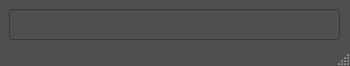
Before: the Qt Designer form CRunner-QT/mainwindow.ui in postman721/CRunner-QT, drawn with Qt 5.
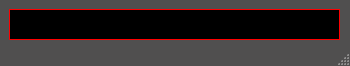
After: the same form once the commit is applied.

Commit message:
CRunner-QT v.2
CRunner-QT to version 2.
This version cleans up the code and adds error handling + refined outlook.

```diff
--- a/CRunner-QT/mainwindow.ui
+++ b/CRunner-QT/mainwindow.ui
@@ -39,7 +39,12 @@
 /*For QMessagebox*/
  
 QMessageBox {
-background-color: #bababa;}
+    background-color: #333333;
+}
+
+QMessageBox QLabel {
+    color: #aaa;
+}
 </string>
   </property>
   <property name="unifiedTitleAndToolBarOnMac">
@@ -70,7 +75,10 @@
     <property name="styleSheet">
      <string notr="true">QLineEdit#lineEdit{
 color: white;
-background-color:#504f4f ;}
+background-color:#504f4f ;
+border: 1px solid red;
+border-radius: 40px;
+background-color: black;}
 
 QLineEdit#lineEdit:hover{
 background-color:#5f5f5f ;}
```
Left out of the diff: 2 changed lines with no effect on the pictures. The commit also changes 2 other files.
